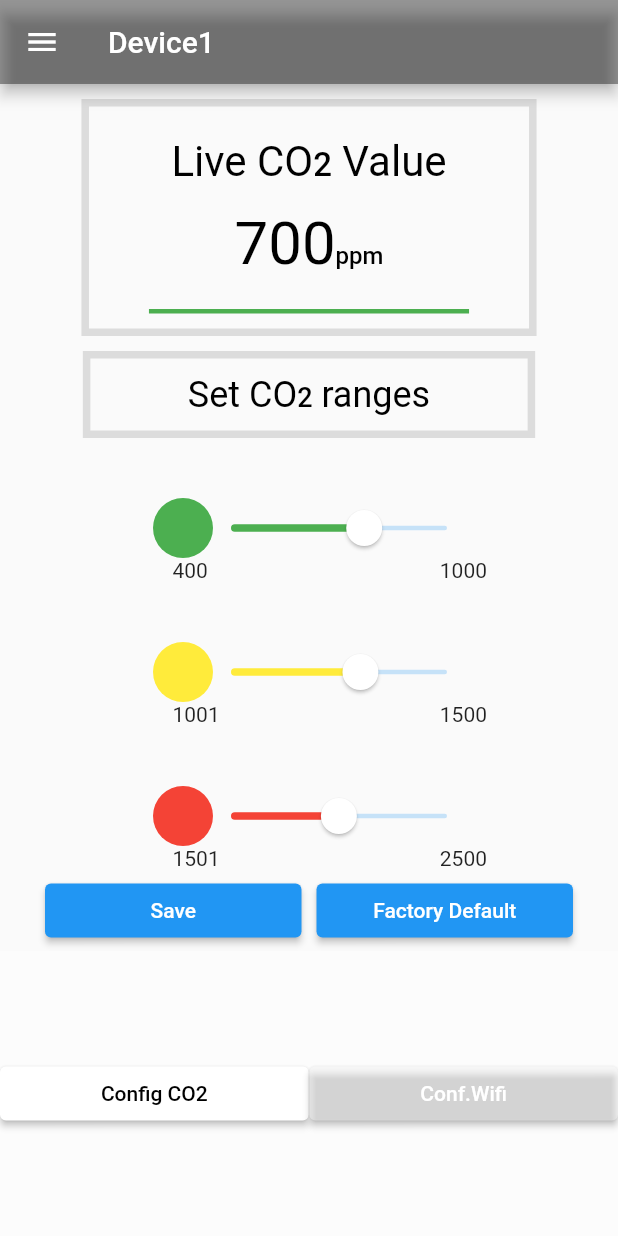
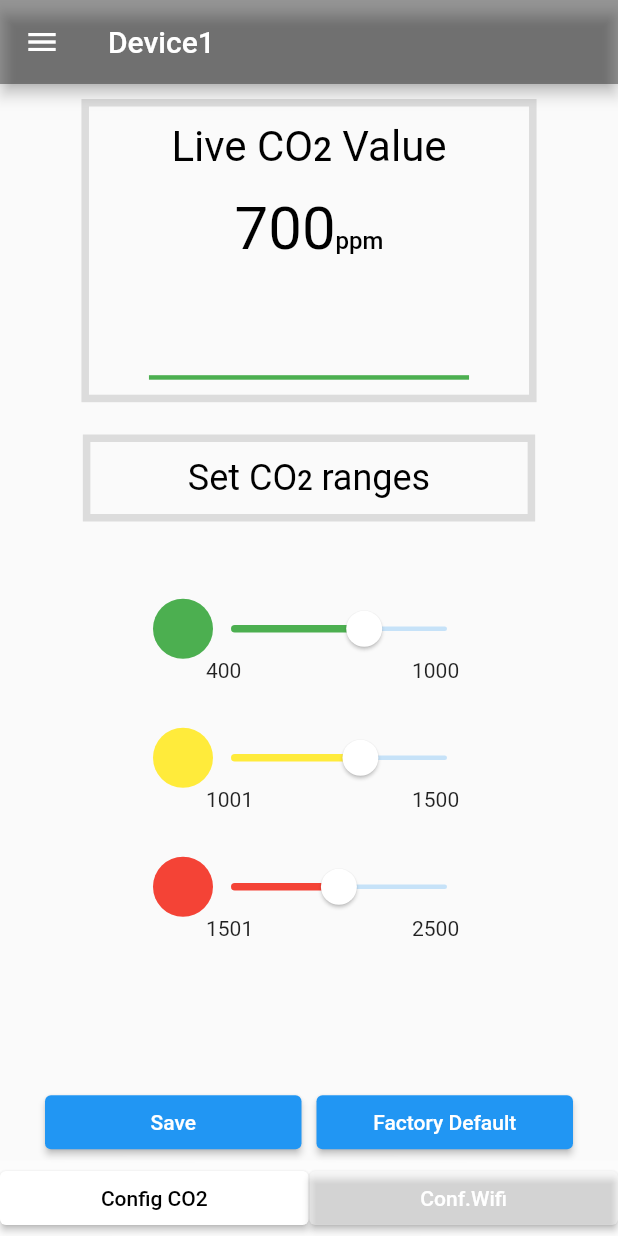
Before and after one commit to Emadul-Hasan/ble_splash_x, a Flutter app: the screen it shows after launch, after a tap on "Device1", on a phone screen of 412 x 824 dp. Run offline on Flutter 3.47's test engine with Material 2 defaults, Android fonts, the phone set to English and light mode, and no system bars; our stand-ins replace flutter_blue, material_design_icons_flutter.

Commit message:
screen update

```diff
--- a/lib/screen/HomePage.dart
+++ b/lib/screen/HomePage.dart
@@ -29,7 +29,9 @@ class Homepage extends StatelessWidget {
             height: 10.0,
             width: double.infinity,
           ),
-          Container(
+          Expanded(
+            flex: 4,
+            child: Container(
               padding: EdgeInsets.only(bottom: 10.0, left: 40, right: 40.0),
               decoration: BoxDecoration(
                 border: Border.all(
@@ -38,8 +40,7 @@ class Homepage extends StatelessWidget {
                 ),
               ),
               child: Container(
-              padding: EdgeInsets.only(
-                  top: 20.0, bottom: 20.0, left: 15.0, right: 15.0),
+                padding: EdgeInsets.only(top: 10.0, left: 15.0, right: 15.0),
                 decoration: BoxDecoration(
                   border: Border(
                     bottom: BorderSide(
@@ -107,8 +108,11 @@ class Homepage extends StatelessWidget {
                 ),
               ),
             ),
-          Container(
-            margin: EdgeInsets.only(top: 10.0),
+          ),
+          Expanded(
+            flex: 2,
+            child: Center(
+              child: Container(
                 padding: EdgeInsets.only(
                     top: 10.0, bottom: 10.0, left: 65.0, right: 65.0),
                 decoration: BoxDecoration(
@@ -147,8 +151,15 @@ class Homepage extends StatelessWidget {
                   ]),
                 ),
               ),
+            ),
+          ),
+          Expanded(
+            flex: 7,
+            child: Column(
+              crossAxisAlignment: CrossAxisAlignment.center,
+              children: [
                 Container(
-            margin: EdgeInsets.only(top: 40.0),
+                  margin: EdgeInsets.only(top: 30.0),
                   child: Row(
                     mainAxisAlignment: MainAxisAlignment.center,
                     children: [
@@ -158,8 +169,10 @@ class Homepage extends StatelessWidget {
                       SliderTheme(
                         data: SliderThemeData(
                           thumbShape: RoundSliderThumbShape(
-                        enabledThumbRadius: 12.0, disabledThumbRadius: 12.0),
-                    overlayShape: RoundSliderOverlayShape(overlayRadius: 12.0),
+                              enabledThumbRadius: 12.0,
+                              disabledThumbRadius: 12.0),
+                          overlayShape:
+                              RoundSliderOverlayShape(overlayRadius: 12.0),
                           thumbColor: Colors.white,
                           overlayColor: Colors.white38,
                           disabledThumbColor: Colors.white,
@@ -192,12 +205,18 @@ class Homepage extends StatelessWidget {
                   ),
                 ),
                 Container(
-            padding: EdgeInsets.only(left: 115.0),
                   child: Row(
-              mainAxisAlignment: MainAxisAlignment.spaceBetween,
+                    mainAxisAlignment: MainAxisAlignment.center,
                     children: [
                       Expanded(
-                  flex: 3,
+                        child: SizedBox(
+                          height: 0.0,
+                          width: 0.0,
+                        ),
+                        flex: 2,
+                      ),
+                      Expanded(
+                        flex: 2,
                         child: Text(
                           '400',
                           style: TextStyle(fontWeight: FontWeight.w400),
@@ -214,7 +233,7 @@ class Homepage extends StatelessWidget {
                   ),
                 ),
                 Container(
-            margin: EdgeInsets.only(top: 40.0),
+                  margin: EdgeInsets.only(top: 30.0),
                   child: Row(
                     mainAxisAlignment: MainAxisAlignment.center,
                     children: [
@@ -224,8 +243,10 @@ class Homepage extends StatelessWidget {
                       SliderTheme(
                         data: SliderThemeData(
                           thumbShape: RoundSliderThumbShape(
-                        enabledThumbRadius: 12.0, disabledThumbRadius: 12.0),
-                    overlayShape: RoundSliderOverlayShape(overlayRadius: 12.0),
+                              enabledThumbRadius: 12.0,
+                              disabledThumbRadius: 12.0),
+                          overlayShape:
+                              RoundSliderOverlayShape(overlayRadius: 12.0),
                           thumbColor: Colors.white,
                           overlayColor: Colors.white38,
                           disabledThumbColor: Colors.white,
@@ -259,12 +280,18 @@ class Homepage extends StatelessWidget {
                   ),
                 ),
                 Container(
-            padding: EdgeInsets.only(left: 115.0),
                   child: Row(
-              mainAxisAlignment: MainAxisAlignment.spaceBetween,
+                    mainAxisAlignment: MainAxisAlignment.center,
                     children: [
                       Expanded(
-                  flex: 3,
+                        child: SizedBox(
+                          height: 0.0,
+                          width: 0.0,
+                        ),
+                        flex: 2,
+                      ),
+                      Expanded(
+                        flex: 2,
                         child: Text(
                           '1001',
                           style: TextStyle(fontWeight: FontWeight.w400),
@@ -281,7 +308,7 @@ class Homepage extends StatelessWidget {
                   ),
                 ),
                 Container(
-            margin: EdgeInsets.only(top: 40.0),
+                  margin: EdgeInsets.only(top: 30.0),
                   child: Row(
                     mainAxisAlignment: MainAxisAlignment.center,
                     children: [
@@ -291,8 +318,10 @@ class Homepage extends StatelessWidget {
                       SliderTheme(
                         data: SliderThemeData(
                           thumbShape: RoundSliderThumbShape(
-                        enabledThumbRadius: 12.0, disabledThumbRadius: 12.0),
-                    overlayShape: RoundSliderOverlayShape(overlayRadius: 12.0),
+                              enabledThumbRadius: 12.0,
+                              disabledThumbRadius: 12.0),
+                          overlayShape:
+                              RoundSliderOverlayShape(overlayRadius: 12.0),
                           thumbColor: Colors.white,
                           overlayColor: Colors.white38,
                           disabledThumbColor: Colors.white,
@@ -325,12 +354,18 @@ class Homepage extends StatelessWidget {
                   ),
                 ),
                 Container(
-            padding: EdgeInsets.only(left: 115.0),
                   child: Row(
-              mainAxisAlignment: MainAxisAlignment.spaceBetween,
+                    mainAxisAlignment: MainAxisAlignment.center,
                     children: [
                       Expanded(
-                  flex: 3,
+                        child: SizedBox(
+                          height: 0.0,
+                          width: 0.0,
+                        ),
+                        flex: 2,
+                      ),
+                      Expanded(
+                        flex: 2,
                         child: Text(
                           '1501',
                           style: TextStyle(fontWeight: FontWeight.w400),
@@ -346,7 +381,11 @@ class Homepage extends StatelessWidget {
                     ],
                   ),
                 ),
-          Container(
+              ],
+            ),
+          ),
+          Expanded(
+            child: Container(
               padding: EdgeInsets.symmetric(horizontal: 30.0, vertical: 3.0),
               child: Row(
                 children: [
@@ -370,6 +409,7 @@ class Homepage extends StatelessWidget {
                     ),
                   ),
                 ],
+              ),
             ),
           ),
           Expanded(
```
Lines whose indentation alone changed are shown as unchanged.
